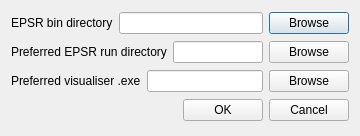
The window that src/settingsdialog.ui (samcallear/EPSRgui) describes before a commit, drawn with Qt 5.
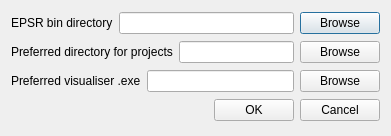
The same window after the commit.

Commit message: changed wording of dialogs

Patch:
```diff
--- a/src/settingsdialog.ui
+++ b/src/settingsdialog.ui
@@ -6,7 +6,7 @@
    <rect>
     <x>0</x>
     <y>0</y>
-    <width>360</width>
+    <width>391</width>
     <height>136</height>
    </rect>
   </property>
@@ -46,7 +46,7 @@
      <item>
       <widget class="QLabel" name="label">
        <property name="text">
-        <string>Preferred EPSR run directory</string>
+        <string>Preferred directory for projects</string>
        </property>
       </widget>
      </item>
```
The commit also changes 2 other files.
